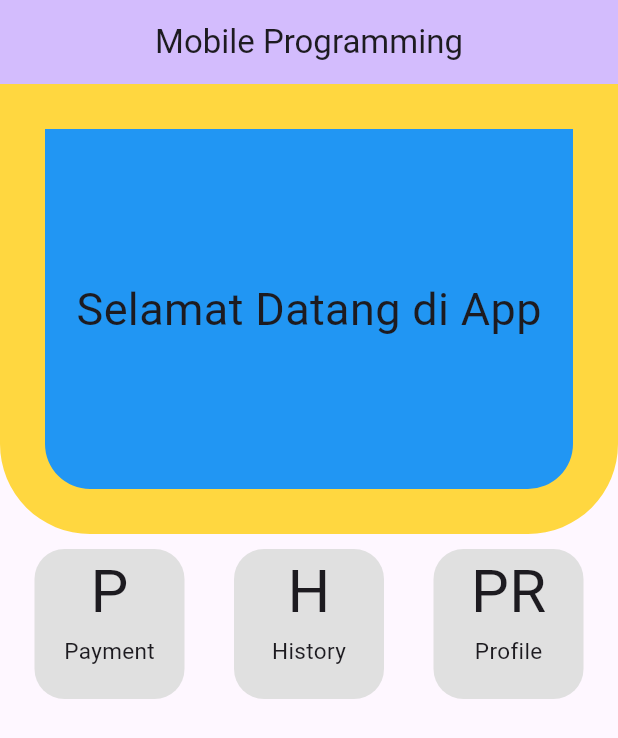
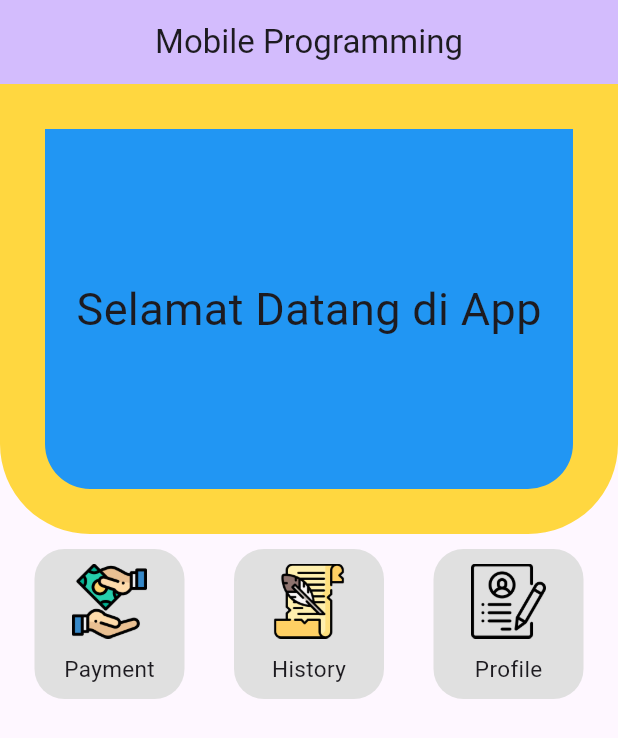
Before and after one commit to grim13/pemrograman_mobile, a Flutter app: the screen it shows after launch, on a phone screen of 412 x 824 dp. Shown: the top 738 px of the screen. Run offline on Flutter 3.47's test engine with Material 3 defaults, Android fonts, the phone set to English and light mode, and no system bars.

Commit message:
penggunaan assets

```diff
--- a/lib/components/menu.dart
+++ b/lib/components/menu.dart
@@ -11,9 +11,21 @@ class Menu extends StatelessWidget {
     return Row(
       mainAxisAlignment: MainAxisAlignment.spaceEvenly,
       children: [
-        MenuItem("Payment", "P", PaymentScreen.routeName),
-        MenuItem("History", "H", PaymentScreen.routeName),
-        MenuItem("Profile", "PR", ProfileScreen.routeName),
+        MenuItem(
+          "Payment",
+          "assets/icons/payment.png",
+          PaymentScreen.routeName,
+        ),
+        MenuItem(
+          "History",
+          "assets/icons/history.png",
+          PaymentScreen.routeName,
+        ),
+        MenuItem(
+          "Profile",
+          "assets/icons/profile.png",
+          ProfileScreen.routeName,
+        ),
       ],
     );
   }
--- a/lib/components/menuItem.dart
+++ b/lib/components/menuItem.dart
@@ -22,8 +22,9 @@ class MenuItem extends StatelessWidget {
         ),
         child: Center(
           child: Column(
+            mainAxisAlignment: MainAxisAlignment.spaceEvenly,
             children: [
-              Text(icon, style: TextStyle(fontSize: 40)),
+              Image.asset(icon, width: 50, height: 50),
               Text(title, style: TextStyle(fontSize: 15)),
             ],
           ),
```
Also changed, not shown: pubspec.yaml (+5 -3 lines), assets/icons/history.png (added), assets/icons/payment.png (added), assets/icons/profile.png (added).
